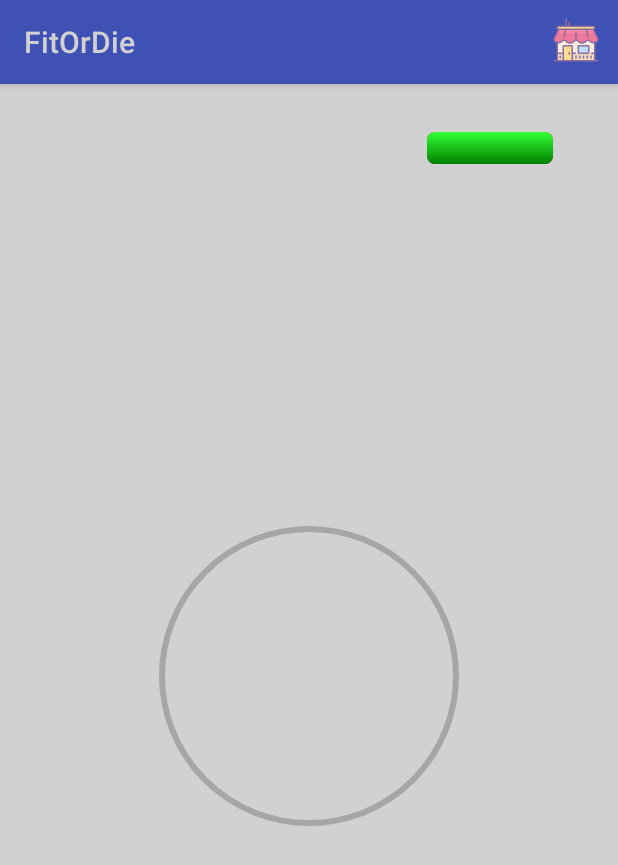
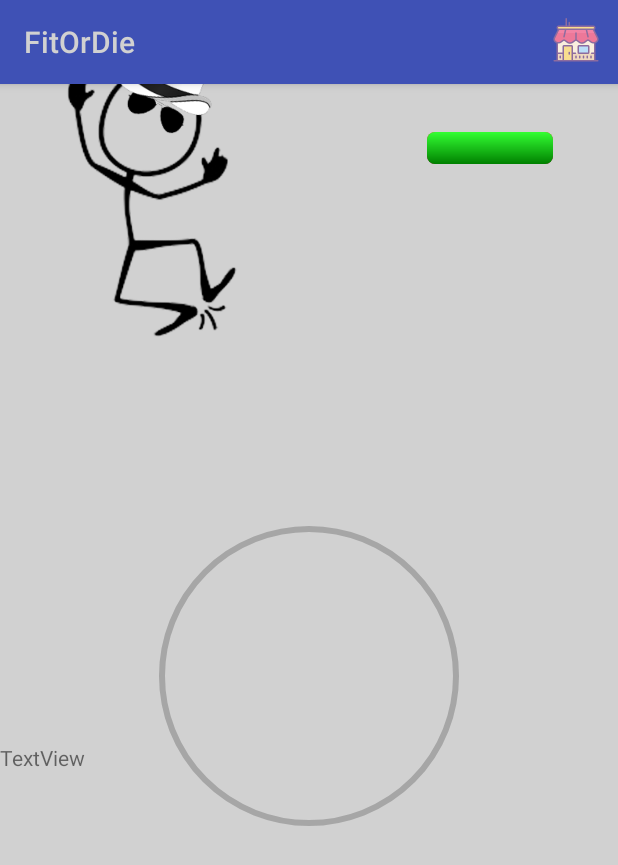
Before and after one commit to CS3398-Cappucino-Dreamers/CS3398-Cappucino-F2017, an Android app: the HomePage screen opened directly, with no data from a screen before it, on a phone screen of 412 x 824 dp. Shown: the top 865 px of the screen. Run offline under Robolectric (Android 15) with nearby library versions, the phone set to English and light mode, and no system bars; libraries missing offline, so code that uses them is left out: com.aurelhubert.ahbottomnavigation; plain views replace AHBottomNavigation; 1 statement that could not run was skipped.

Commit message:
Home Page Gui Update & Widgets

```diff
--- a/MyApplication/app/src/main/res/layout/activity_home_page.xml
+++ b/MyApplication/app/src/main/res/layout/activity_home_page.xml
@@ -99,6 +99,40 @@
             app:layout_constraintTop_toBottomOf="@+id/my_toolbar"
             android:layout_marginRight="43dp"
             app:layout_constraintRight_toRightOf="parent" />
+
+        <ImageView
+            android:id="@+id/imageView6"
+            android:layout_width="217dp"
+            android:layout_height="244dp"
+            app:srcCompat="@drawable/avatar_joy"
+            tools:layout_editor_absoluteX="84dp"
+            tools:layout_editor_absoluteY="150dp" />
+
+        <EditText
+            android:id="@+id/editText"
+            android:layout_width="wrap_content"
+            android:layout_height="wrap_content"
+            android:ems="10"
+            android:inputType="textPersonName"
+            android:text="Name"
+            tools:layout_editor_absoluteY="66dp"
+            tools:layout_editor_absoluteX="8dp" />
+
+        <RatingBar
+            android:id="@+id/ratingBar2"
+            android:layout_width="wrap_content"
+            android:layout_height="wrap_content"
+            tools:layout_editor_absoluteY="406dp"
+            tools:layout_editor_absoluteX="72dp" />
+
+        <TextView
+            android:id="@+id/textView4"
+            android:layout_width="wrap_content"
+            android:layout_height="wrap_content"
+            android:text="TextView"
+            app:layout_constraintTop_toTopOf="parent"
+            tools:layout_editor_absoluteX="163dp"
+            android:layout_marginTop="495dp" />
     </android.support.constraint.ConstraintLayout>
 
     <!-- The navigation drawer -->
```
